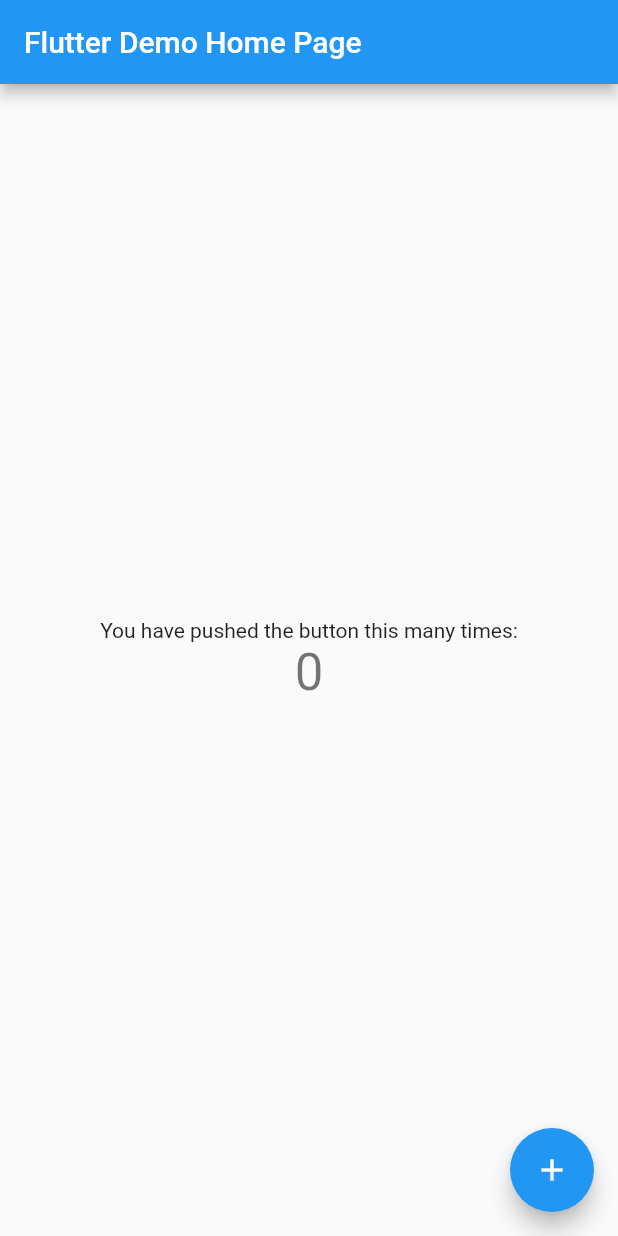
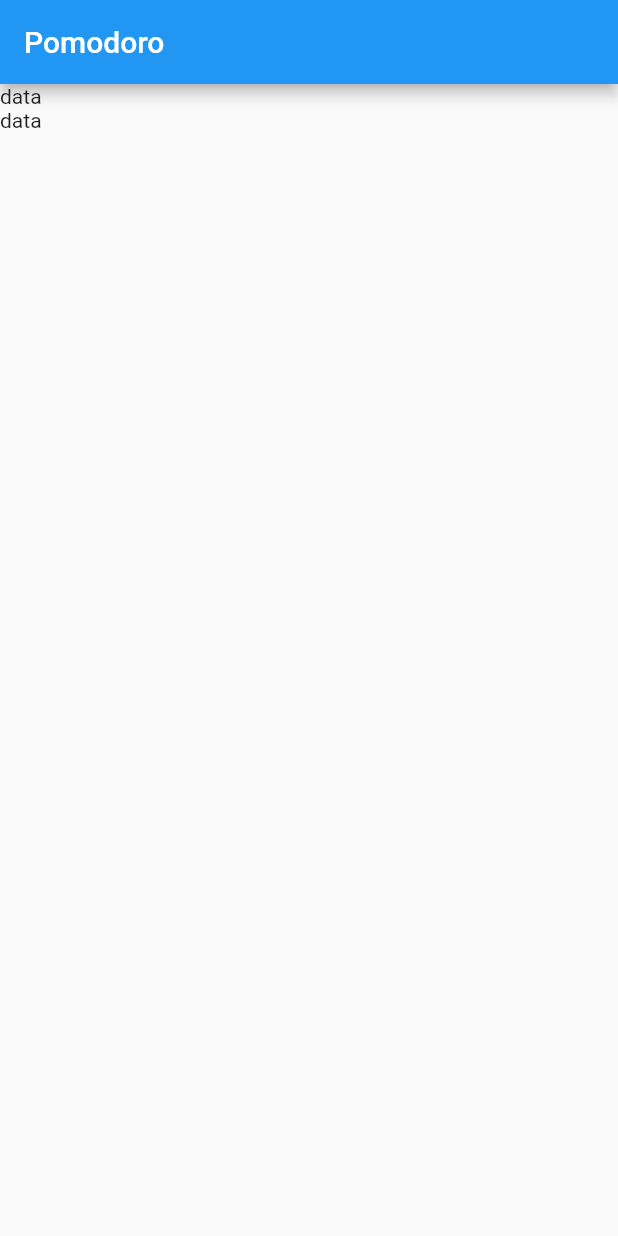
Before and after one commit to manhtu227/App-Pomodoro, a Flutter app: the screen it shows after launch, on a phone screen of 412 x 824 dp. Run offline on Flutter 3.47's test engine with Material 2 defaults, Android fonts, the phone set to English and light mode, and no system bars.

Commit message:
add void main

```diff
--- a/lib/main.dart
+++ b/lib/main.dart
@@ -1,115 +1,37 @@
 import 'package:flutter/material.dart';
 
-void main() {
-  runApp(const MyApp());
-}
+void main() => runApp(MyApp());
 
 class MyApp extends StatelessWidget {
   const MyApp({super.key});
 
-  // This widget is the root of your application.
   @override
   Widget build(BuildContext context) {
     return MaterialApp(
-      title: 'Flutter Demo',
-      theme: ThemeData(
-        // This is the theme of your application.
-        //
-        // Try running your application with "flutter run". You'll see the
-        // application has a blue toolbar. Then, without quitting the app, try
-        // changing the primarySwatch below to Colors.green and then invoke
-        // "hot reload" (press "r" in the console where you ran "flutter run",
-        // or simply save your changes to "hot reload" in a Flutter IDE).
-        // Notice that the counter didn't reset back to zero; the application
-        // is not restarted.
-        primarySwatch: Colors.blue,
-      ),
-      home: const MyHomePage(title: 'Flutter Demo Home Page'),
+      title: 'Pomodoro',
+      home: HomePage(),
     );
   }
 }
 
-class MyHomePage extends StatefulWidget {
-  const MyHomePage({super.key, required this.title});
-
-  // This widget is the home page of your application. It is stateful, meaning
-  // that it has a State object (defined below) that contains fields that affect
-  // how it looks.
-
-  // This class is the configuration for the state. It holds the values (in this
-  // case the title) provided by the parent (in this case the App widget) and
-  // used by the build method of the State. Fields in a Widget subclass are
-  // always marked "final".
-
-  final String title;
-
-  @override
-  State<MyHomePage> createState() => _MyHomePageState();
-}
-
-class _MyHomePageState extends State<MyHomePage> {
-  int _counter = 0;
-
-  void _incrementCounter() {
-    setState(() {
-      // This call to setState tells the Flutter framework that something has
-      // changed in this State, which causes it to rerun the build method below
-      // so that the display can reflect the updated values. If we changed
-      // _counter without calling setState(), then the build method would not be
-      // called again, and so nothing would appear to happen.
-      _counter++;
-    });
-  }
+class HomePage extends StatelessWidget {
+  const HomePage({super.key});
 
   @override
   Widget build(BuildContext context) {
-    // This method is rerun every time setState is called, for instance as done
-    // by the _incrementCounter method above.
-    //
-    // The Flutter framework has been optimized to make rerunning build methods
-    // fast, so that you can just rebuild anything that needs updating rather
-    // than having to individually change instances of widgets.
     return Scaffold(
       appBar: AppBar(
-        // Here we take the value from the MyHomePage object that was created by
-        // the App.build method, and use it to set our appbar title.
-        title: Text(widget.title),
-      ),
-      body: Center(
-        // Center is a layout widget. It takes a single child and positions it
-        // in the middle of the parent.
-        child: Column(
-          // Column is also a layout widget. It takes a list of children and
-          // arranges them vertically. By default, it sizes itself to fit its
-          // children horizontally, and tries to be as tall as its parent.
-          //
-          // Invoke "debug painting" (press "p" in the console, choose the
-          // "Toggle Debug Paint" action from the Flutter Inspector in Android
-          // Studio, or the "Toggle Debug Paint" command in Visual Studio Code)
-          // to see the wireframe for each widget.
-          //
-          // Column has various properties to control how it sizes itself and
-          // how it positions its children. Here we use mainAxisAlignment to
-          // center the children vertically; the main axis here is the vertical
-          // axis because Columns are vertical (the cross axis would be
-          // horizontal).
-          mainAxisAlignment: MainAxisAlignment.center,
-          children: <Widget>[
-            const Text(
-              'You have pushed the button this many times:',
-            ),
-            Text(
-              '$_counter',
-              style: Theme.of(context).textTheme.headlineMedium,
-            ),
-          ],
+        title: Text(
+          'Pomodoro',
         ),
       ),
-      floatingActionButton: FloatingActionButton(
-        onPressed: _incrementCounter,
-        tooltip: 'Increment',
-        child: const Icon(Icons.add),
-      ), // This trailing comma makes auto-formatting nicer for build methods.
+      body: Container(
+          child: Column(
+        children: [
+          Text('data'),
+          Text('data'),
+        ],
+      )),
     );
   }
 }
```
